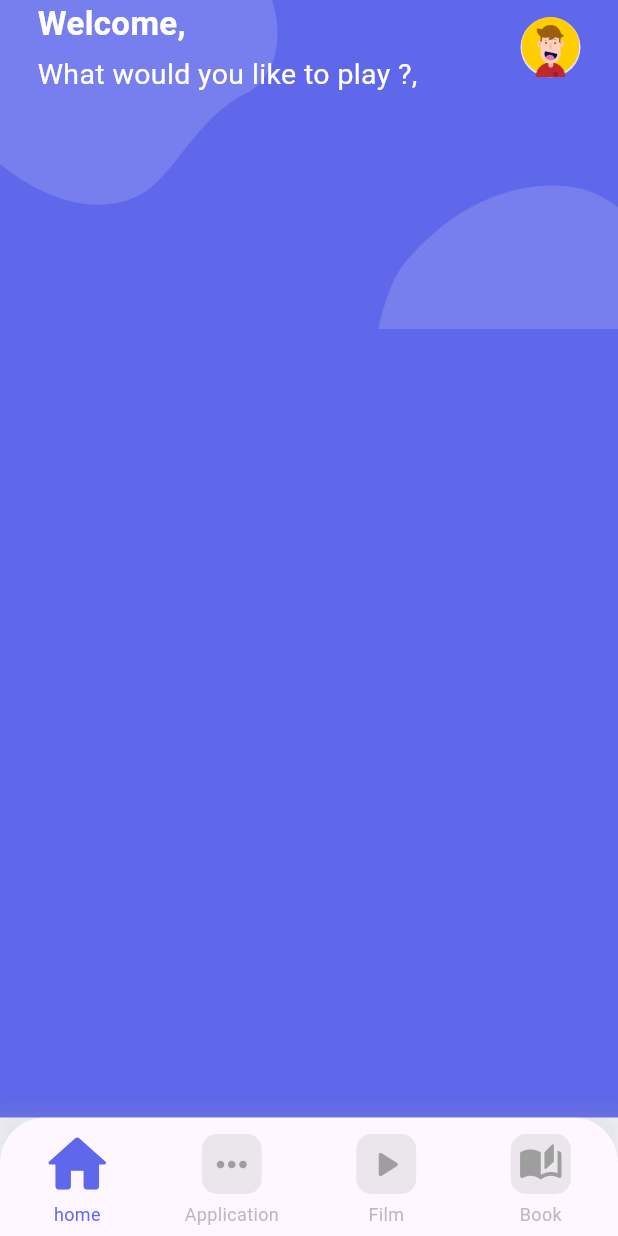
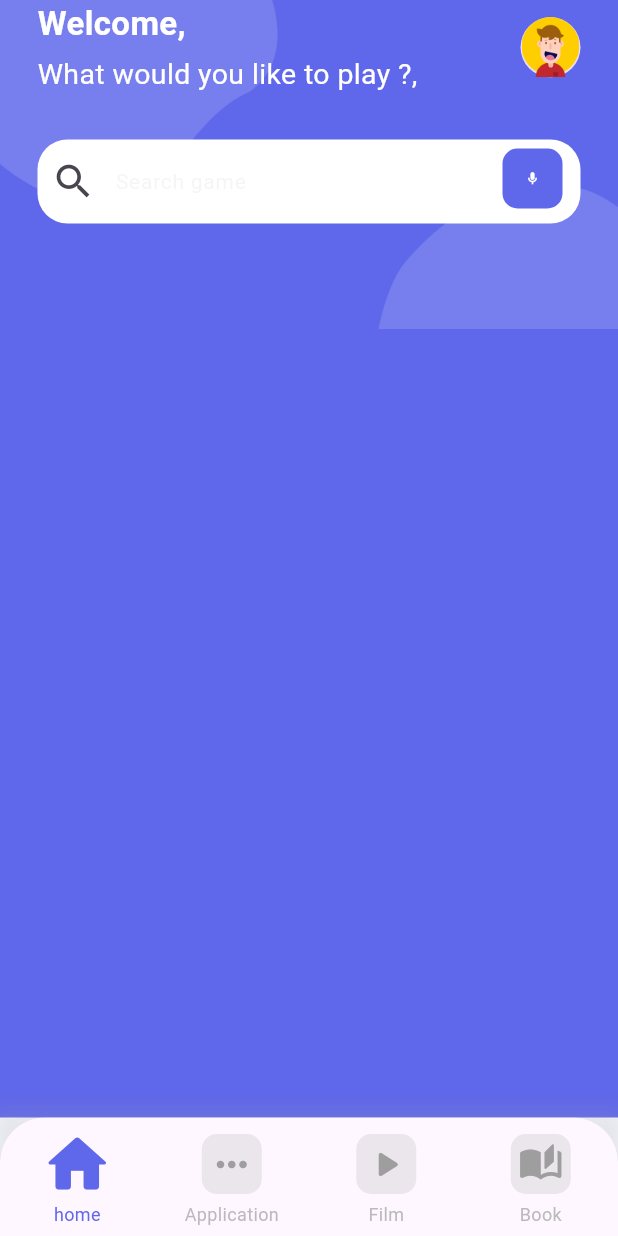
Before and after one commit to Jary-0umaima/gameStore, a Flutter app: the screen it shows after launch, on a phone screen of 412 x 824 dp. Run offline on Flutter 3.47's test engine with Material 3 defaults, Android fonts, the phone set to English and light mode, and no system bars.

Commit message:
adding the search section

```diff
--- a/lib/pages/home/home.dart
+++ b/lib/pages/home/home.dart
@@ -1,5 +1,6 @@
 import 'package:flutter/material.dart';
 import 'package:game_store/pages/home/widgets/header.dart';
+import 'package:game_store/pages/home/widgets/search.dart';
 
 
 class HomePage extends StatelessWidget {
@@ -35,7 +36,7 @@
             Column(
               children: [
                 const HeaderSection(),
-                //const SearchSection(),
+                const SearchSection(),
                 //CategorySection(),
               ],
             )
--- /dev/null
+++ b/lib/pages/home/widgets/search.dart
@@ -0,0 +1,56 @@
+import 'package:flutter/material.dart';
+
+class SearchSection extends StatelessWidget {
+  const SearchSection({super.key});
+
+  @override
+  Widget build(BuildContext context) {
+    return Container(
+
+      padding: EdgeInsets.symmetric(horizontal: 25, vertical: 30),
+      child: Stack(
+        children: [
+          TextField(
+            decoration: InputDecoration(
+              fillColor: Colors.white,
+              filled: true,
+              border: OutlineInputBorder(
+                borderRadius: BorderRadius.circular(20),
+                borderSide: const BorderSide(
+                  width: 0,
+                  style: BorderStyle.none,
+                )
+              ),
+              prefixIcon: Icon(
+                Icons.search_outlined,
+                size: 30,
+                ),
+                hintText: 'Search game',
+                hintStyle: TextStyle(
+                  fontSize: 14,
+                  color: Colors.grey.withOpacity(0.1),
+                )
+            ),
+          ),
+          Positioned(
+            right: 12,
+            bottom: 10,
+            child: Container(
+              padding: const EdgeInsets.all(15),
+              decoration: BoxDecoration(
+                borderRadius: BorderRadius.circular(10),
+                color: const Color(0xFF5F67EA),
+              ),
+              child: const Icon(
+                Icons.mic_outlined,
+                color: Colors.white,
+                size: 10,
+              ),
+            ),
+
+          )
+        ],
+      ),
+    );
+  }
+}
```
